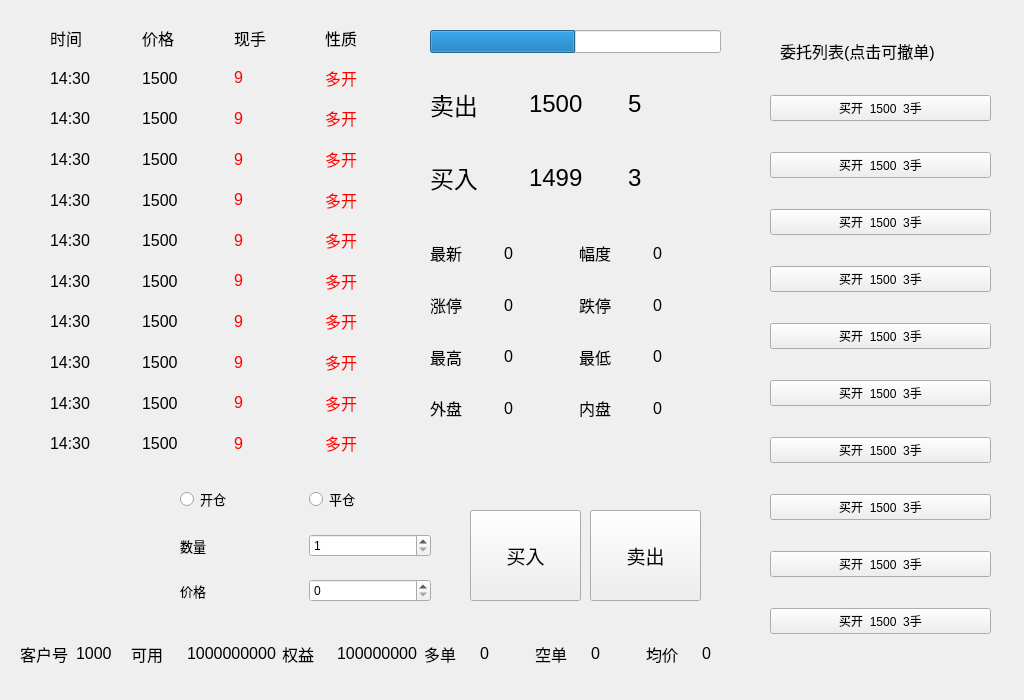
First picture: the form in futuresform.ui, repository gitzkss/FuturesClient, before the edit.
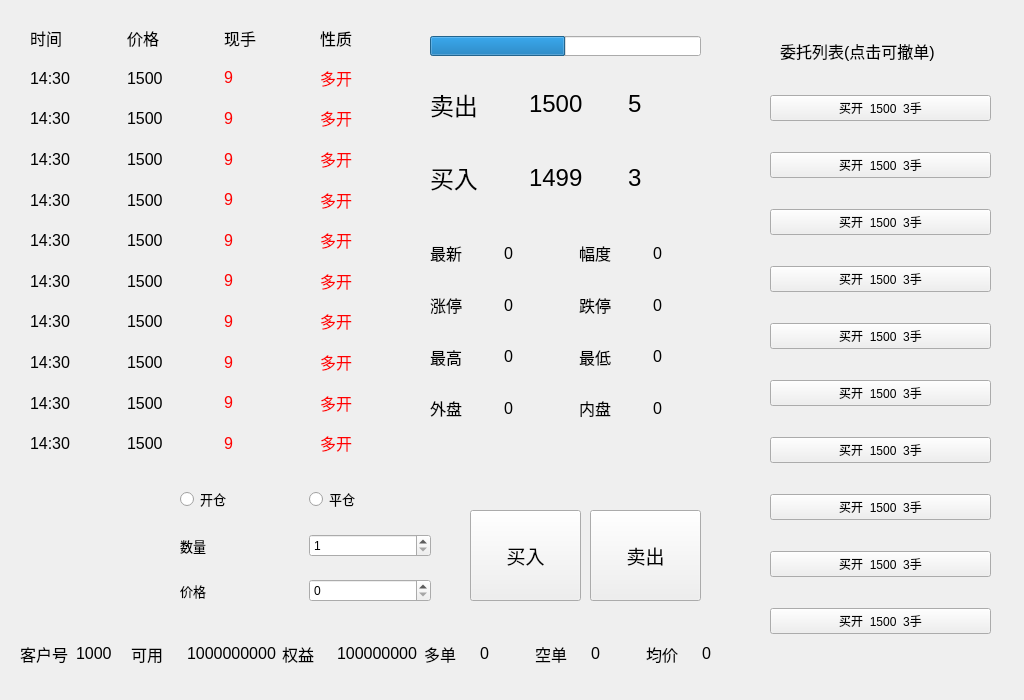
Second picture: the form after the edit.

What changed in the file:
```diff
--- a/futuresform.ui
+++ b/futuresform.ui
@@ -534,9 +534,9 @@
   <widget class="QWidget" name="layoutWidget">
    <property name="geometry">
     <rect>
-     <x>50</x>
+     <x>30</x>
      <y>20</y>
-     <width>361</width>
+     <width>381</width>
      <height>441</height>
     </rect>
    </property>
@@ -1075,11 +1075,14 @@
    <property name="geometry">
     <rect>
      <x>430</x>
-     <y>30</y>
-     <width>291</width>
-     <height>23</height>
+     <y>36</y>
+     <width>271</width>
+     <height>20</height>
     </rect>
    </property>
+   <property name="styleSheet">
+    <string notr="true"/>
+   </property>
    <property name="minimum">
     <number>0</number>
    </property>
```
